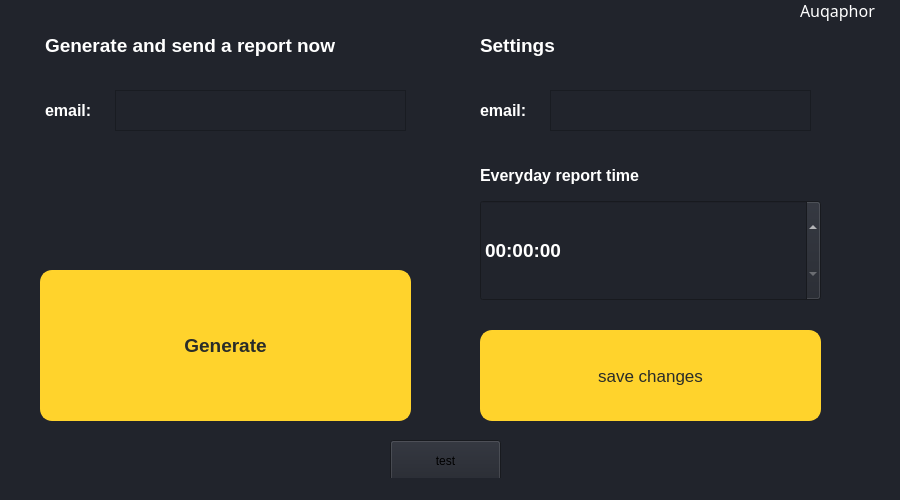
LekzLuthor/Aquaphor_Soft, file main_window.ui: the form before one commit.
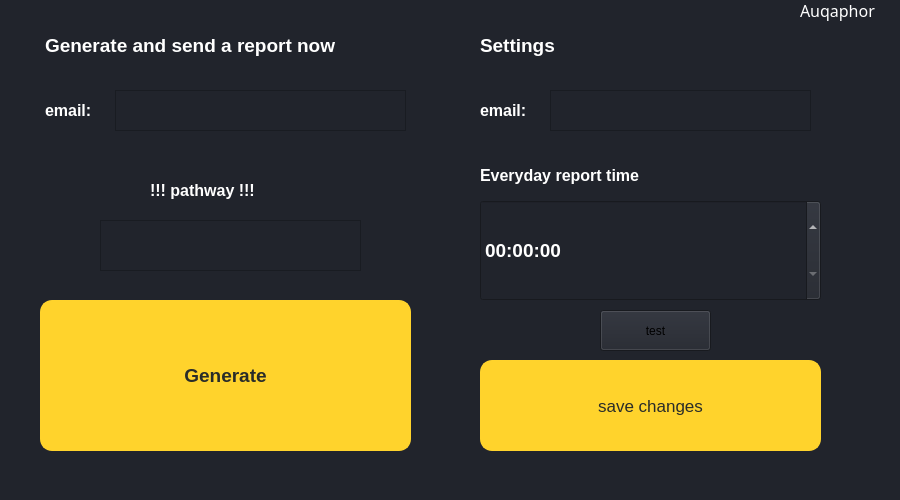
The form after the commit.

```diff
--- a/main_window.ui
+++ b/main_window.ui
@@ -68,7 +68,7 @@
     <property name="geometry">
      <rect>
       <x>480</x>
-      <y>330</y>
+      <y>360</y>
       <width>341</width>
       <height>91</height>
      </rect>
@@ -132,7 +132,7 @@
     <property name="geometry">
      <rect>
       <x>40</x>
-      <y>270</y>
+      <y>300</y>
       <width>371</width>
       <height>151</height>
      </rect>
@@ -336,8 +336,8 @@
    <widget class="QPushButton" name="test">
     <property name="geometry">
      <rect>
-      <x>390</x>
-      <y>440</y>
+      <x>600</x>
+      <y>310</y>
       <width>111</width>
       <height>41</height>
      </rect>
@@ -346,6 +346,54 @@
      <string>test</string>
     </property>
    </widget>
+   <widget class="QLabel" name="label_7">
+    <property name="geometry">
+     <rect>
+      <x>150</x>
+      <y>170</y>
+      <width>151</width>
+      <height>41</height>
+     </rect>
+    </property>
+    <property name="font">
+     <font>
+      <family>Microsoft JhengHei UI</family>
+      <pointsize>12</pointsize>
+      <weight>75</weight>
+      <bold>true</bold>
+     </font>
+    </property>
+    <property name="styleSheet">
+     <string notr="true">color: white;</string>
+    </property>
+    <property name="text">
+     <string>!!! pathway !!!</string>
+    </property>
+   </widget>
+   <widget class="QTextEdit" name="pathwaySetForm">
+    <property name="geometry">
+     <rect>
+      <x>100</x>
+      <y>220</y>
+      <width>261</width>
+      <height>51</height>
+     </rect>
+    </property>
+    <property name="font">
+     <font>
+      <family>Microsoft JhengHei UI</family>
+      <pointsize>12</pointsize>
+      <weight>75</weight>
+      <bold>true</bold>
+     </font>
+    </property>
+    <property name="cursor" stdset="0">
+     <cursorShape>IBeamCursor</cursorShape>
+    </property>
+    <property name="styleSheet">
+     <string notr="true">color: white;</string>
+    </property>
+   </widget>
   </widget>
   <widget class="QStatusBar" name="statusbar"/>
  </widget>
```
